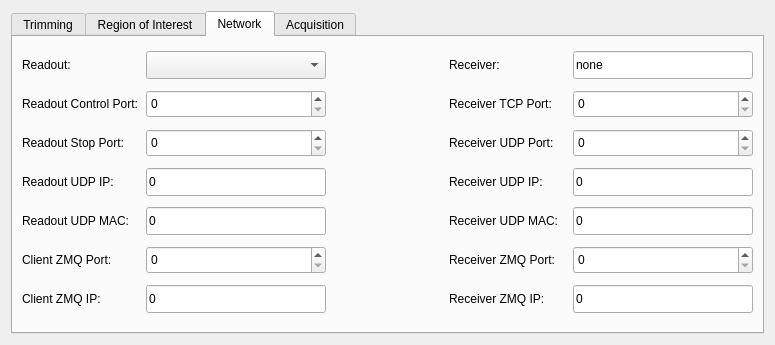
Old version of the form slsDetectorGui/forms/form_tab_advanced.ui in the repository slsdetectorgroup/slsDetectorPackage.
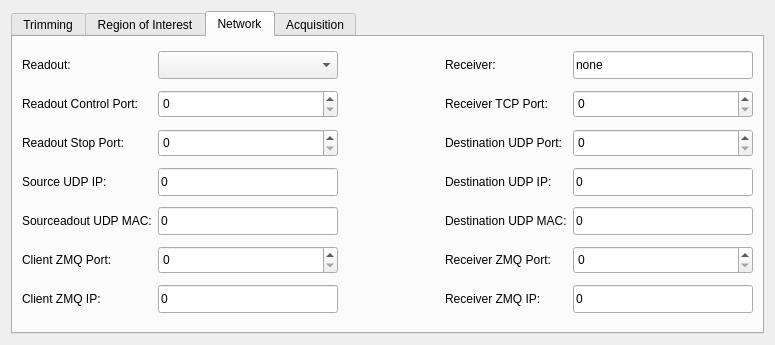
New version of the form. The open tabs and pages were chosen to show the change. Icons and pictures are not drawn.

Diff of the .ui file:
```diff
--- a/slsDetectorGui/forms/form_tab_advanced.ui
+++ b/slsDetectorGui/forms/form_tab_advanced.ui
@@ -418,7 +418,7 @@
           </sizepolicy>
          </property>
          <property name="text">
-          <string>Receiver UDP IP:</string>
+          <string>Destination UDP IP:</string>
          </property>
         </widget>
        </item>
@@ -799,7 +799,7 @@
           </sizepolicy>
          </property>
          <property name="text">
-          <string>Receiver UDP Port:</string>
+          <string>Destination UDP Port:</string>
          </property>
         </widget>
        </item>
@@ -942,7 +942,7 @@
           </sizepolicy>
          </property>
          <property name="text">
-          <string>Readout UDP MAC:</string>
+          <string>Sourceadout UDP MAC:</string>
          </property>
         </widget>
        </item>
@@ -987,7 +987,7 @@
           </sizepolicy>
          </property>
          <property name="text">
-          <string>Receiver UDP MAC:</string>
+          <string>Destination UDP MAC:</string>
          </property>
         </widget>
        </item>
@@ -1000,7 +1000,7 @@
           </sizepolicy>
          </property>
          <property name="text">
-          <string>Readout UDP IP:</string>
+          <string>Source UDP IP:</string>
          </property>
         </widget>
        </item>
```
Left out of the diff: 2 changed lines with no effect on the pictures.
